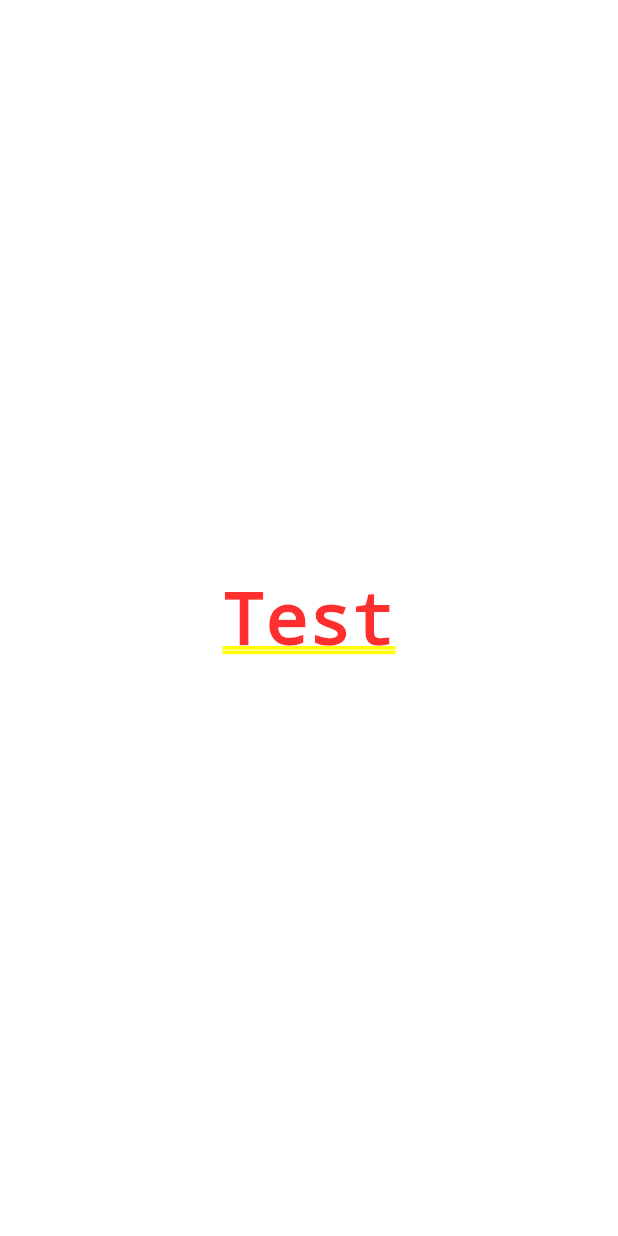
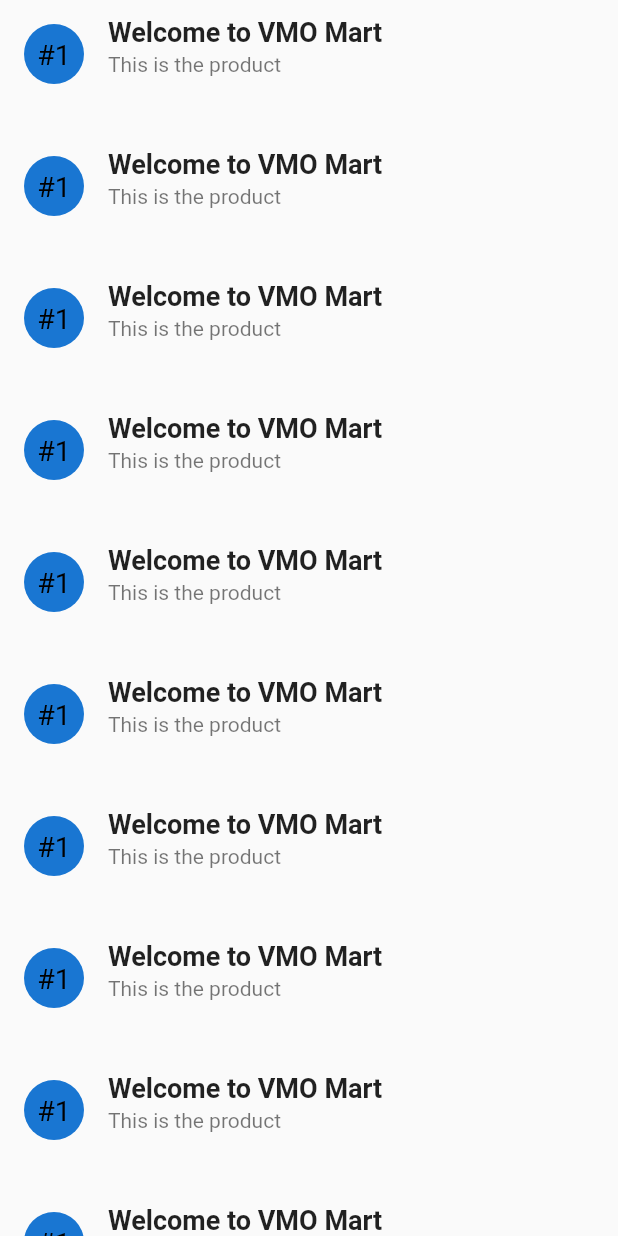
Before and after one commit to tinyboyX/flutter_tutorials, a Flutter app: the screen it shows after launch, on a phone screen of 412 x 824 dp. Run offline on Flutter 3.47's test engine with Material 2 defaults, Android fonts, the phone set to English and light mode, and no system bars; our stand-ins replace equatable, flutter_bloc.

Commit message:
update root for apps

```diff
--- /dev/null
+++ b/lib/events/comment_event.dart
@@ -0,0 +1,9 @@
+import 'package:equatable/equatable.dart';
+
+abstract class CommentEvent extends Equatable{
+  @override
+  List<Object> get props => [];
+}
+class CommentFetchEvent extends CommentEvent{
+
+}
--- a/lib/main.dart
+++ b/lib/main.dart
@@ -1,4 +1,7 @@
 import 'package:flutter/material.dart';
+import 'package:flutter_bloc/flutter_bloc.dart';
+import 'package:flutter_tutorials/blocs/comments_bloc.dart';
+import 'package:flutter_tutorials/ui/infinite_list.dart';
 
 void main() {
   runApp(MyApp());
@@ -10,9 +13,10 @@ class MyApp extends StatelessWidget {
   Widget build(BuildContext context) {
     return MaterialApp(
         title: 'Flutter Demo',
-      home: Center(
-        child: Text("Test"),
-      ),
+        home: BlocProvider(
+          create: (context) => CommentBloc(),
+          child: InfiniteList(),
+        )
     );
   }
 }
--- /dev/null
+++ b/lib/states/comments_state.dart
@@ -0,0 +1,33 @@
+import 'package:equatable/equatable.dart';
+import 'package:flutter_tutorials/models/comment.dart';
+
+abstract class CommentState extends Equatable {
+  const CommentState();
+
+  @override
+  List<Object> get props => [];
+}
+
+class CommentStateInitial extends CommentState {}
+
+class CommentStateFailure extends CommentState {}
+
+class CommentStateSuccess extends CommentState {
+  final List<Comment> comments;
+  final bool hasReachedEnd;
+
+  const CommentStateSuccess({this.comments, this.hasReachedEnd});
+
+  @override
+  String toString() => "comments : $comments, hasReachedEnd: $hasReachedEnd";
+
+  @override
+  // TODO: implement props
+  List<Object> get props => [comments, hasReachedEnd];
+
+  CommentStateSuccess cloneWith({List<Comment> comments, bool hasReachedEnd}) {
+    return CommentStateSuccess(
+        comments: comments ?? this.comments,
+        hasReachedEnd: hasReachedEnd ?? this.hasReachedEnd);
+  }
+}
--- /dev/null
+++ b/lib/ui/infinite_list.dart
@@ -0,0 +1,29 @@
+import 'package:flutter/cupertino.dart';
+import 'package:flutter/material.dart';
+
+class InfiniteList extends StatelessWidget {
+  @override
+  Widget build(BuildContext context) {
+    return Scaffold(
+        body: SafeArea(
+      child: ListView.builder(
+          itemCount: 50,
+          itemBuilder: (BuildContext buildContext, int index) {
+            return ListTile(
+              leading: CircleAvatar(
+                child: Text(
+                  '#1',
+                  style: TextStyle(fontSize: 19, color: Colors.black),
+                ),
+              ),
+              title: Text(
+                'Welcome to VMO Mart',
+                style: TextStyle(fontSize: 18, fontWeight: FontWeight.bold),
+              ),
+              isThreeLine: true,
+              subtitle: Text('This is the product'),
+            );
+          }),
+    ));
+  }
+}
--- a/pubspec.yaml
+++ b/pubspec.yaml
@@ -25,8 +25,9 @@ dependencies:
     sdk: flutter
   intl: ^0.17.0
   flutter_bloc: ^7.0.0
-  # The following adds the Cupertino Icons font to your application.
-  # Use with the CupertinoIcons class for iOS style icons.
+  http: ^0.13.3
+  equatable: ^2.0.0
+
   cupertino_icons: ^1.0.2
 
 dev_dependencies:
```
Also changed, not shown: lib/blocs/comments_bloc.dart (added, +48 -0 lines), lib/models/comment.dart (added, +14 -0 lines), lib/services/service.dart (added, +33 -0 lines), pubspec.lock.
